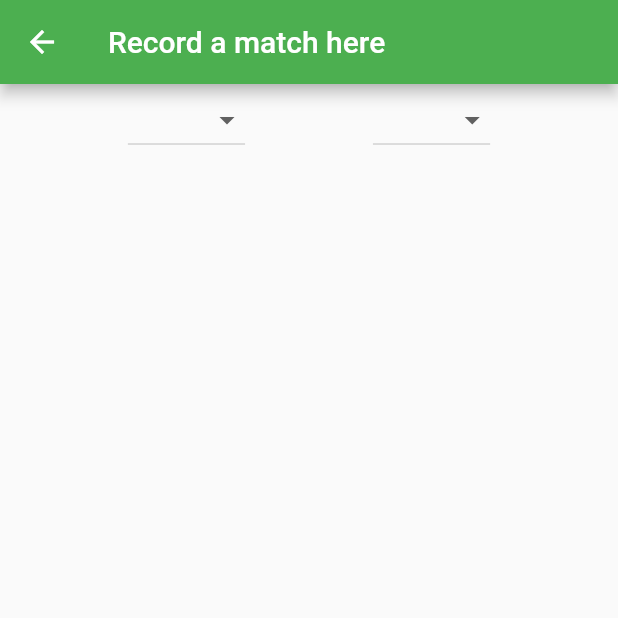
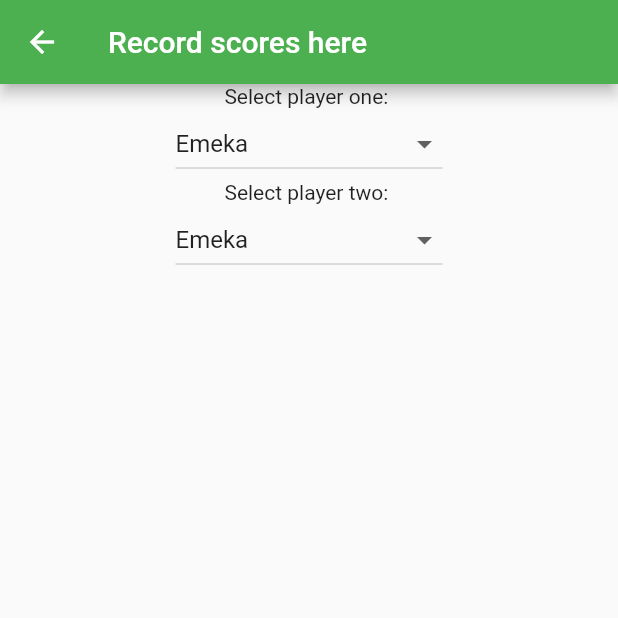
Before and after one commit to frankyang289/tablefootball_league, a Flutter app: the LogMatchPage screen opened directly, on a phone screen of 412 x 824 dp, the top half of it. Run offline on Flutter 3.47's test engine with Material 2 defaults, Android fonts, the phone set to English and light mode, and no system bars.

Commit message:
Changed dropdown to stateful widget

```diff
--- a/lib/record_scores.dart
+++ b/lib/record_scores.dart
@@ -1,57 +1,70 @@
 import 'package:flutter/material.dart';
 
-
 class LogMatchPage extends StatefulWidget {
-  LogMatchPage({Key key}) : super(key:key);
+  LogMatchPage({Key key}) : super(key: key);
 
   @override
-  _LogMatchPageState createState() => _LogMatchPageState();
+  _LogMatchPageState createState() => new _LogMatchPageState();
 }
 
 class _LogMatchPageState extends State<LogMatchPage> {
-  String value = "Pleae select a player name";
+  List _players = ["Emeka", "Dirushan", "Hassan", "Razmick", "Kenny", "Frank"];
+
+  List<DropdownMenuItem<String>> _dropDownMenuItems;
+  String _currentPlayers;
+
+  @override
+  void initState() {
+    _dropDownMenuItems = getDropDownMenuItems();
+    _currentPlayers = _dropDownMenuItems[0].value;
+    super.initState();
+  }
+
+  List<DropdownMenuItem<String>> getDropDownMenuItems() {
+    List<DropdownMenuItem<String>> items = new List();
+    for (String player in _players) {
+      items.add(new DropdownMenuItem(value: player, child: new Text(player)));
+    }
+    return items;
+  }
+
+  void changedDropDownItem(String selectedPlayer) {
+    setState(() {
+      _currentPlayers = selectedPlayer;
+    });
+  }
 
   @override
   Widget build(BuildContext context) {
-    Widget buttonSection = Container(
-      child: Row(
+    Widget dropDownSection = new Container(
+        child: new Column(
         mainAxisAlignment: MainAxisAlignment.spaceEvenly,
-        children: [
-          new DropdownButton<String>(
-            items: <String>['Raz', 'Hassan', 'Di', 'Emeka', 'Frank']
-                .map((String value) {
-              return new DropdownMenuItem<String>(
-                value: value,
-                child: new Text(value),
-              );
-            }).toList(),
-            onChanged: (newValue) {
-              setState(() {
-              value = newValue;
-          });
-          },
+        children: <Widget>[
+          new Text("Select player one: "),
+          new DropdownButton(
+            value: _currentPlayers,
+            items: _dropDownMenuItems,
+            hint: Text("Please select a player"),
+            onChanged: changedDropDownItem,
           ),
-          new DropdownButton<String>(
-            items: <String>['Raz', 'Hassan', 'Di', 'Emeka', 'Frank']
-                .map((String value) {
-              return new DropdownMenuItem<String>(
-                value: value,
-                child: new Text(value),
-              );
-            }).toList(),
-            onChanged: (_) {},
+          new Text("Select player two: "),
+          new DropdownButton(
+            value: _currentPlayers,
+            items: _dropDownMenuItems,
+            hint: Text("Please select a player"),
+            onChanged: changedDropDownItem,
           )
         ],
-      ),
-    );
+      ));
 
     return Scaffold(
         appBar: AppBar(
-          title: Text("Record a match here"),
+          title: Text("Record scores here"),
           backgroundColor: Colors.green,
         ),
         body: ListView(
-          children: [buttonSection],
-        ));
+          children: [dropDownSection],
+        ),
+      );
   }
 }
```
Also changed, not shown: lib/main.dart (line endings or trailing spaces).
